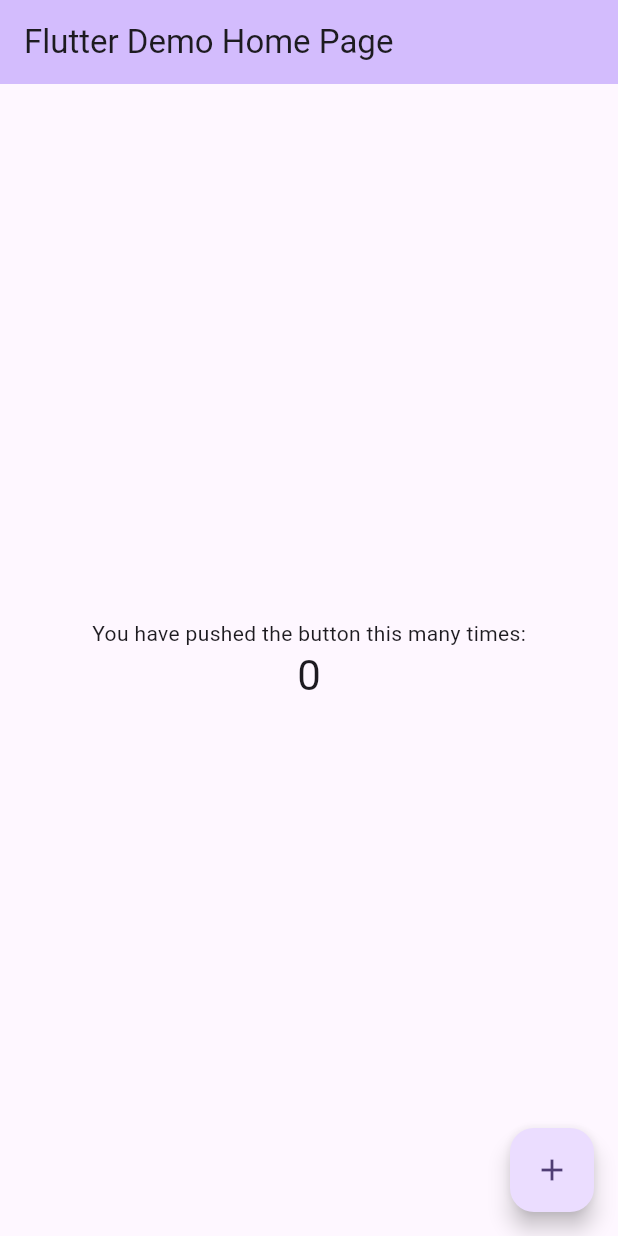
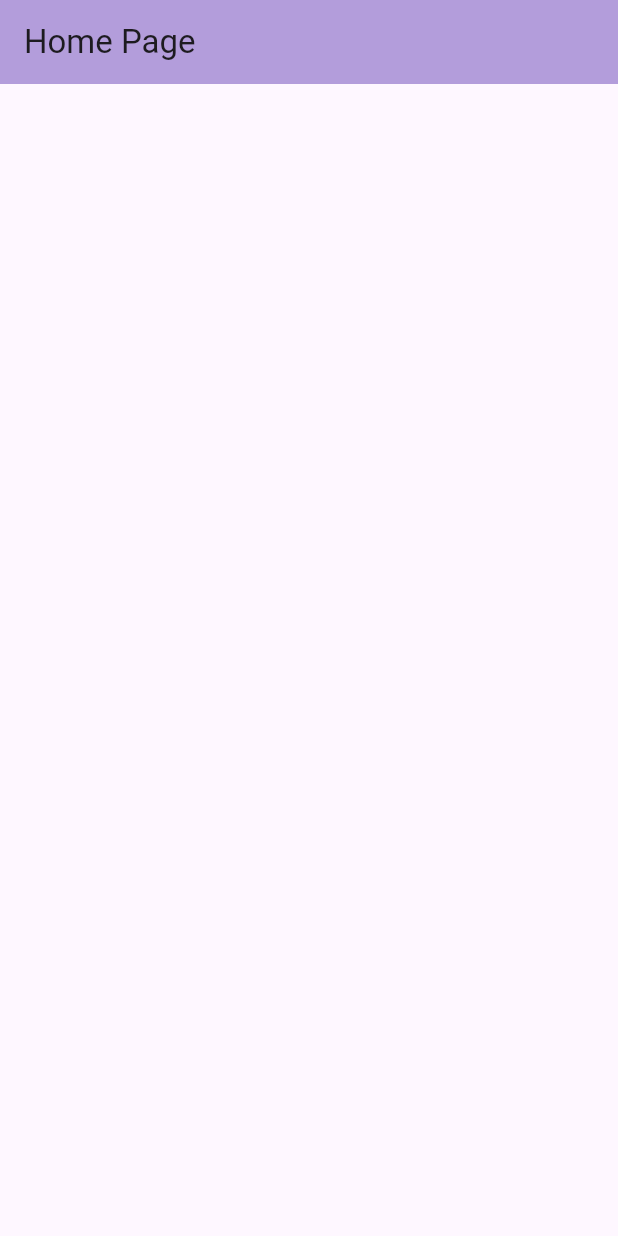
Before and after one commit to Rojina-Sharma99/flutter_app_with_provider, a Flutter app: the screen it shows after launch, on a phone screen of 412 x 824 dp. Run offline on Flutter 3.47's test engine with Material 3 defaults, Android fonts, the phone set to English and light mode, and no system bars.

Commit message:
Created main and home page

```diff
--- /dev/null
+++ b/lib/Pages/home_page.dart
@@ -0,0 +1,20 @@
+import 'package:flutter/material.dart';
+
+class HomePage extends StatefulWidget {
+  const HomePage({super.key});
+
+  @override
+  State<HomePage> createState() => _HomePageState();
+}
+
+class _HomePageState extends State<HomePage> {
+  @override
+  Widget build(BuildContext context) {
+    return Scaffold(
+      appBar: AppBar(
+        title: const Text("Home Page"),
+        backgroundColor: Colors.deepPurple[200],
+      ),
+    );
+  }
+}
--- a/lib/main.dart
+++ b/lib/main.dart
@@ -1,122 +1,19 @@
+import 'package:assessment_app/Pages/home_page.dart';
 import 'package:flutter/material.dart';
 
 void main() {
-  runApp(const MyApp());
+  runApp(MyApp());
 }
 
 class MyApp extends StatelessWidget {
   const MyApp({super.key});
 
-  // This widget is the root of your application.
   @override
   Widget build(BuildContext context) {
-    return MaterialApp(
-      title: 'Flutter Demo',
-      theme: ThemeData(
-        // This is the theme of your application.
-        //
-        // TRY THIS: Try running your application with "flutter run". You'll see
-        // the application has a purple toolbar. Then, without quitting the app,
-        // try changing the seedColor in the colorScheme below to Colors.green
-        // and then invoke "hot reload" (save your changes or press the "hot
-        // reload" button in a Flutter-supported IDE, or press "r" if you used
-        // the command line to start the app).
-        //
-        // Notice that the counter didn't reset back to zero; the application
-        // state is not lost during the reload. To reset the state, use hot
-        // restart instead.
-        //
-        // This works for code too, not just values: Most code changes can be
-        // tested with just a hot reload.
-        colorScheme: ColorScheme.fromSeed(seedColor: Colors.deepPurple),
-      ),
-      home: const MyHomePage(title: 'Flutter Demo Home Page'),
-    );
+    return  MaterialApp(
+
+          debugShowCheckedModeBanner: false,
+          home: HomePage(),
+        );
   }
 }
-
-class MyHomePage extends StatefulWidget {
-  const MyHomePage({super.key, required this.title});
-
-  // This widget is the home page of your application. It is stateful, meaning
-  // that it has a State object (defined below) that contains fields that affect
-  // how it looks.
-
-  // This class is the configuration for the state. It holds the values (in this
-  // case the title) provided by the parent (in this case the App widget) and
-  // used by the build method of the State. Fields in a Widget subclass are
-  // always marked "final".
-
-  final String title;
-
-  @override
-  State<MyHomePage> createState() => _MyHomePageState();
-}
-
-class _MyHomePageState extends State<MyHomePage> {
-  int _counter = 0;
-
-  void _incrementCounter() {
-    setState(() {
-      // This call to setState tells the Flutter framework that something has
-      // changed in this State, which causes it to rerun the build method below
-      // so that the display can reflect the updated values. If we changed
-      // _counter without calling setState(), then the build method would not be
-      // called again, and so nothing would appear to happen.
-      _counter++;
-    });
-  }
-
-  @override
-  Widget build(BuildContext context) {
-    // This method is rerun every time setState is called, for instance as done
-    // by the _incrementCounter method above.
-    //
-    // The Flutter framework has been optimized to make rerunning build methods
-    // fast, so that you can just rebuild anything that needs updating rather
-    // than having to individually change instances of widgets.
-    return Scaffold(
-      appBar: AppBar(
-        // TRY THIS: Try changing the color here to a specific color (to
-        // Colors.amber, perhaps?) and trigger a hot reload to see the AppBar
-        // change color while the other colors stay the same.
-        backgroundColor: Theme.of(context).colorScheme.inversePrimary,
-        // Here we take the value from the MyHomePage object that was created by
-        // the App.build method, and use it to set our appbar title.
-        title: Text(widget.title),
-      ),
-      body: Center(
-        // Center is a layout widget. It takes a single child and positions it
-        // in the middle of the parent.
-        child: Column(
-          // Column is also a layout widget. It takes a list of children and
-          // arranges them vertically. By default, it sizes itself to fit its
-          // children horizontally, and tries to be as tall as its parent.
-          //
-          // Column has various properties to control how it sizes itself and
-          // how it positions its children. Here we use mainAxisAlignment to
-          // center the children vertically; the main axis here is the vertical
-          // axis because Columns are vertical (the cross axis would be
-          // horizontal).
-          //
-          // TRY THIS: Invoke "debug painting" (choose the "Toggle Debug Paint"
-          // action in the IDE, or press "p" in the console), to see the
-          // wireframe for each widget.
-          mainAxisAlignment: MainAxisAlignment.center,
-          children: <Widget>[
-            const Text('You have pushed the button this many times:'),
-            Text(
-              '$_counter',
-              style: Theme.of(context).textTheme.headlineMedium,
-            ),
-          ],
-        ),
-      ),
-      floatingActionButton: FloatingActionButton(
-        onPressed: _incrementCounter,
-        tooltip: 'Increment',
-        child: const Icon(Icons.add),
-      ), // This trailing comma makes auto-formatting nicer for build methods.
-    );
-  }
-}
```
